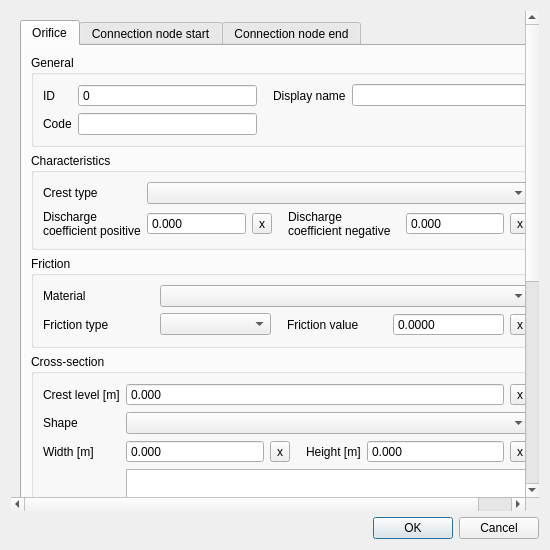
Qt form threedi_schematisation_editor/forms/ui/orifice.ui (nens/threedi-schematisation-editor) before a commit.
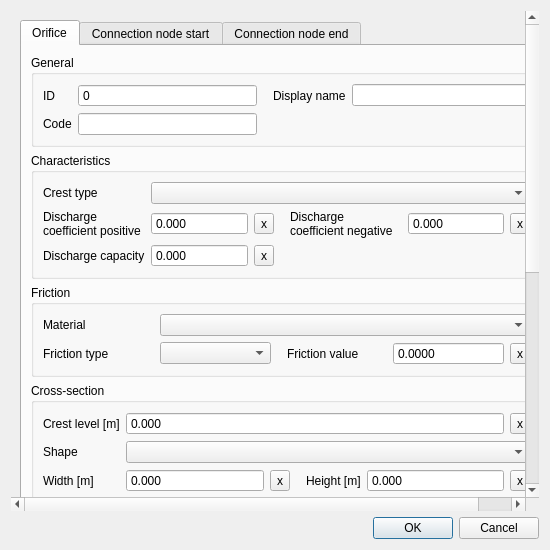
The same form after that commit.

Commit message: Add support for orifice.discharge_capacity

```diff
--- a/threedi_schematisation_editor/forms/ui/orifice.ui
+++ b/threedi_schematisation_editor/forms/ui/orifice.ui
@@ -603,6 +603,60 @@
                 </property>
                </widget>
               </item>
+               <item row="2" column="0">
+                <widget class="QLabel" name="label_discharge_capacity">
+                 <property name="locale">
+                  <locale language="English" country="UnitedStates"/>
+                 </property>
+                 <property name="text">
+                  <string>Discharge capacity</string>
+                 </property>
+                 <property name="alignment">
+                  <set>Qt::AlignLeading|Qt::AlignLeft|Qt::AlignVCenter</set>
+                 </property>
+                 <property name="indent">
+                  <number>-1</number>
+                 </property>
+                </widget>
+               </item>
+               <item row="2" column="1">
+                <widget class="QDoubleSpinBox" name="discharge_capacity">
+                 <property name="sizePolicy">
+                  <sizepolicy hsizetype="Expanding" vsizetype="Fixed">
+                   <horstretch>0</horstretch>
+                   <verstretch>0</verstretch>
+                  </sizepolicy>
+                 </property>
+                 <property name="locale">
+                  <locale language="English" country="UnitedStates"/>
+                 </property>
+                 <property name="buttonSymbols">
+                  <enum>QAbstractSpinBox::NoButtons</enum>
+                 </property>
+                 <property name="decimals">
+                  <number>3</number>
+                 </property>
+                 <property name="maximum">
+                  <double>1000000.000000000000000</double>
+                 </property>
+                 <property name="showClearButton" stdset="0">
+                  <bool>true</bool>
+                 </property>
+                 <property name="clearValue" stdset="0">
+                  <bool>true</bool>
+                 </property>
+                 <property name="expressionsEnabled" stdset="0">
+                  <bool>true</bool>
+                 </property>
+                </widget>
+               </item>
+               <item row="2" column="2">
+                <widget class="QToolButton" name="discharge_capacity_clear">
+                 <property name="text">
+                  <string>x</string>
+                 </property>
+                </widget>
+               </item>
              </layout>
             </widget>
            </item>
```
Lines whose indentation alone changed are shown as unchanged. The commit also changes 3 other files.
